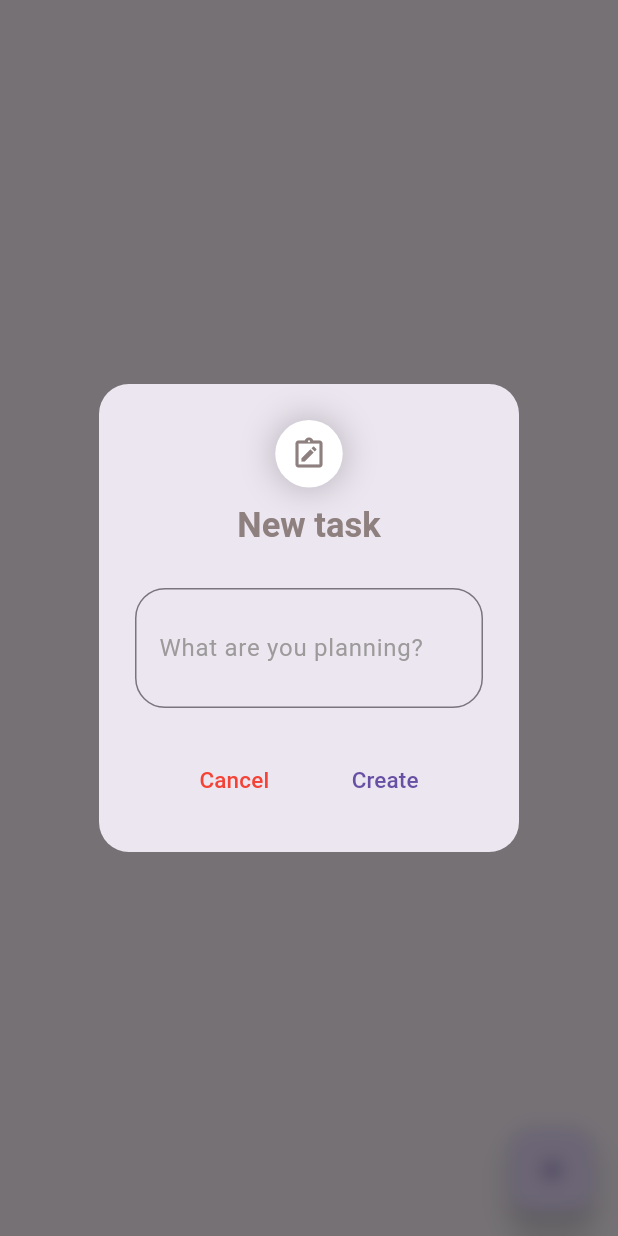
After one commit to Fahamin/todolist_flutter, a Flutter app: the screen it shows after launch, after a tap on the "add" icon, on a phone screen of 412 x 824 dp. The commit adds this screen. Run offline on Flutter 3.47's test engine with Material 3 defaults, Android fonts, the phone set to English and light mode, and no system bars; our stand-ins replace firebase_core, flutter_riverpod, flutter_screenutil, get, google_fonts, sqflite; accounts and stored records are empty.

Commit message:
design home page

```diff
--- a/lib/db/database_sqlite.dart
+++ b/lib/db/database_sqlite.dart
@@ -1,4 +1,3 @@
-
 import 'package:sqflite/sqflite.dart';
 import 'package:sqflite/sqflite.dart' as sql;
 import 'package:todolist_flutter/model/todo_model.dart';
@@ -12,7 +11,6 @@ class SQLHelper {
   static final Title = "title";
   static final createdAt = "createdAt";
   static final isComplete = "isComplete";
-
 
   static Future<void> createTables(sql.Database database) async {
     String createTableQuery = "CREATE TABLE " +
@@ -28,11 +26,8 @@ class SQLHelper {
         " BIT " +
         ")";
 
-
     await database.execute(createTableQuery);
-
   }
-
 
   static Future<sql.Database> db() async {
     var databasesPath = await getDatabasesPath();
@@ -45,11 +40,14 @@ class SQLHelper {
     );
   }
 
-  static Future<int> insertTodo(
-      String title,  int fav) async {
+   Future<int> insertTodo(String title, int fav) async {
     final db = await SQLHelper.db();
 
-    final data = {Title: title, createdAt: DateTime.now().toString(),  isComplete: fav};
+    final data = {
+      Title: title,
+      createdAt: DateTime.now().toString(),
+      isComplete: fav
+    };
     final id = await db.insert(NAME_TABLE, data,
         conflictAlgorithm: sql.ConflictAlgorithm.replace);
     return id;
@@ -59,10 +57,10 @@ class SQLHelper {
 
   Future<List<TodoModel>> getAllTodo() async {
     final db = await SQLHelper.db();
-    final List<Map<String, dynamic>> maps = await db.query(NAME_TABLE, orderBy: "id");
+    final List<Map<String, dynamic>> maps =
+        await db.query(NAME_TABLE, orderBy: "id");
 
     return List<TodoModel>.from(maps.map((map) => TodoModel.fromMap(map)));
-
   }
 
   // Read a single item by id
@@ -73,7 +71,7 @@ class SQLHelper {
   }
 
   // Update an item by id
-  static Future<int> updateTodo(int id, String title, int fav) async {
+  Future<int> updateTodo(int id, String title, int fav) async {
     final db = await SQLHelper.db();
 
     final data = {
@@ -88,7 +86,7 @@ class SQLHelper {
   }
 
   // Delete
-  static Future<void> deleteTodo(int id) async {
+  Future<void> deleteTodo(int id) async {
     final db = await SQLHelper.db();
     try {
       await db.delete(NAME_TABLE, where: "id = ?", whereArgs: [id]);
@@ -96,5 +94,4 @@ class SQLHelper {
       print("Something went wrong when deleting an item: $err");
     }
   }
-
 }
--- a/lib/main.dart
+++ b/lib/main.dart
@@ -1,6 +1,9 @@
 import 'package:firebase_core/firebase_core.dart';
 import 'package:flutter/material.dart';
 import 'package:flutter_riverpod/flutter_riverpod.dart';
+import 'package:get/get_navigation/src/root/get_material_app.dart';
+import 'package:todolist_flutter/providers/providers.dart';
+import 'package:todolist_flutter/routes/routes.dart';
 
 Future<void> main() async {
   WidgetsFlutterBinding.ensureInitialized();
@@ -8,11 +11,18 @@ Future<void> main() async {
   runApp(ProviderScope(child: MyApp()));
 }
 
-class MyApp extends StatelessWidget {
-  const MyApp({super.key});
 
+class MyApp extends ConsumerWidget {
   @override
-  Widget build(BuildContext context) {
-    return const Placeholder();
+  Widget build(BuildContext context,ref) {
+    final isLightTheme = ref.watch(themeProvider);
+
+    return GetMaterialApp(
+      // Remove the debug banner
+        debugShowCheckedModeBanner: false,
+        title: 'TODO',
+        theme: isLightTheme?ThemeData.light():ThemeData.dark(),
+        initialRoute: Routes.homePage,
+        getPages: appRoutes());
   }
 }
--- a/lib/providers/providers.dart
+++ b/lib/providers/providers.dart
@@ -2,5 +2,18 @@
 import 'package:flutter_riverpod/flutter_riverpod.dart';
 import 'package:sqflite/sqflite.dart';
 import 'package:todolist_flutter/db/database_sqlite.dart';
+import 'package:todolist_flutter/model/todo_model.dart';
 
 final databaseProvider = StateProvider((ref) => SQLHelper());
+
+final getAllTodoProvider = FutureProvider<List<TodoModel>>((ref) async {
+  return await SQLHelper().getAllTodo();
+});
+
+
+final titleTodoProvider = StateProvider<String>((ref) {
+  return '';
+});
+
+
+var themeProvider = StateProvider((ref) => true);
--- /dev/null
+++ b/lib/routes/routes.dart
@@ -0,0 +1,39 @@
+import 'package:get/get.dart';
+import 'package:todolist_flutter/screen/home_screen.dart';
+
+
+class Routes {
+  static String homePage = '/homepage';
+
+  static String splashScreen = '/splashScreen';
+
+  static String m3uPage = '/m3uPage';
+
+  static String playlist = '/playlist';
+
+  static String buildPage = '/buildPage';
+
+  static String iptv = '/iptv';
+
+  static String player = '/player';
+
+  static String player2 = '/player2';
+
+  static String nexusAddons = '/nexusAddons';
+
+  static String productPage = '/productPage';
+
+  static String favPage = '/favPage';
+}
+
+appRoutes() => [
+
+      // GetPage(name: Routes.splashScreen, page: () => SplashScreen()),
+      GetPage(
+        name: Routes.homePage,
+        page: () => HomeScreen(),
+        transition: Transition.leftToRightWithFade,
+        transitionDuration: Duration(milliseconds: 500),
+      ),
+
+    ];
--- a/lib/screen/home_screen.dart
+++ b/lib/screen/home_screen.dart
@@ -1,10 +1,82 @@
 import 'package:flutter/material.dart';
+import 'package:flutter_riverpod/flutter_riverpod.dart';
+import 'package:flutter_screenutil/flutter_screenutil.dart';
+import 'package:get/get.dart';
+import 'package:get/get_core/src/get_main.dart';
+import 'package:todolist_flutter/db/database_sqlite.dart';
+import 'package:todolist_flutter/widgets/todo_list_item.dart';
 
-class HomeScreen extends StatelessWidget {
+import '../providers/providers.dart';
+import '../widgets/todo_dialog.dart';
+
+class HomeScreen extends ConsumerStatefulWidget {
   const HomeScreen({super.key});
 
   @override
+  ConsumerState<HomeScreen> createState() => _HomeScreenState();
+}
+
+class _HomeScreenState extends ConsumerState<HomeScreen> {
+  @override
   Widget build(BuildContext context) {
-    return const Placeholder();
+    ScreenUtil.init(context);
+
+    var todos = ref.watch(getAllTodoProvider);
+    var db = ref.watch(databaseProvider);
+
+    return Scaffold(
+      body: Padding(
+        padding: const EdgeInsets.all(8.0),
+        child: Center(
+            child: todos.when(
+                data: (todos) {
+                  return ListView.builder(
+                    padding: const EdgeInsets.only(top: 10),
+                    physics: const BouncingScrollPhysics(),
+                    itemCount: todos.length,
+                    itemBuilder: (BuildContext context, int index) {
+                      final todo = todos.elementAt(index);
+
+                      return TodoListItem(
+                        model: todo,
+                        onTapCheckBox: () {
+                          db.updateTodo(
+                              todo.id, todo.title, todo.isComplete ? 0 : 1);
+                          ref.refresh(getAllTodoProvider);
+                        },
+                        onTapDelete: () {
+                          db.deleteTodo(todo.id);
+                          ref.refresh(getAllTodoProvider);
+                        },
+                      );
+                    },
+                  );
+                },
+                error: (error, r) => Center(child: Text("Error")),
+                loading: () {
+                  Center(child: CircularProgressIndicator());
+                })),
+      ),
+      floatingActionButton: FloatingActionButton(
+        onPressed: () {
+          showDialog(
+            barrierDismissible: false,
+            context: context,
+            builder: (context) {
+              return CustomdialogNewTodo(
+                onPressedCreate: () {
+                  final tile = ref.read(titleTodoProvider);
+                  if (tile.isNotEmpty) {
+                    db.insertTodo(tile, 0);
+                    Get.back();
+                  }
+                },
+              );
+            },
+          );
+        },
+        child: const Icon(Icons.add),
+      ),
+    );
   }
 }
--- /dev/null
+++ b/lib/widgets/todo_dialog.dart
@@ -0,0 +1,117 @@
+import 'dart:ui';
+
+import 'package:flutter/cupertino.dart';
+import 'package:flutter/material.dart';
+import 'package:flutter_riverpod/flutter_riverpod.dart';
+import 'package:google_fonts/google_fonts.dart';
+
+import '../providers/providers.dart';
+
+class CustomdialogNewTodo extends ConsumerWidget {
+  final void Function()? onPressedCreate;
+  const CustomdialogNewTodo({
+    Key? key,
+    required this.onPressedCreate,
+  }) : super(key: key);
+
+  @override
+  Widget build(BuildContext context, WidgetRef ref) {
+    // final textEditingController = TextEditingController();
+    final FocusNode focusNode = FocusNode();
+
+    return BackdropFilter(
+      filter: ImageFilter.blur(sigmaX: 6, sigmaY: 6),
+      child: AlertDialog(
+        shape: RoundedRectangleBorder(borderRadius: BorderRadius.circular(20)),
+        title: Column(
+          children: [
+            Container(
+              height: 45,
+              width: 45,
+              decoration: const BoxDecoration(
+                shape: BoxShape.circle,
+                boxShadow: [
+                  BoxShadow(
+                    color: Colors.black26,
+                    blurRadius: 20,
+                    spreadRadius: 0,
+                    offset: Offset(0, 0),
+                  )
+                ],
+                color: Colors.white,
+              ),
+              child: const Icon(
+                Icons.note_alt_outlined,
+                color: Color.fromARGB(255, 143, 128, 128),
+              ),
+            ),
+            Padding(
+              padding: const EdgeInsets.symmetric(vertical: 10.0),
+              child: Text(
+                'New task',
+                style: GoogleFonts.roboto(
+                  fontSize: 23,
+                  color: const Color.fromARGB(255, 143, 128, 128),
+                  fontWeight: FontWeight.bold,
+                ),
+              ),
+            ),
+          ],
+        ),
+        content: SizedBox(
+          height: 80,
+          child: TextField(
+            focusNode: focusNode,
+            maxLines: null,
+            expands: true,
+            style: GoogleFonts.roboto(
+              color: const Color.fromARGB(255, 128, 124, 124),
+            ),
+            keyboardType: TextInputType.multiline,
+            decoration: InputDecoration(
+              border: OutlineInputBorder(
+                borderRadius: BorderRadius.circular(20),
+              ),
+              filled: false,
+              hintText: 'What are you planning?',
+              hintStyle: GoogleFonts.roboto(
+                color: const Color(0xff9C9A9A),
+              ),
+            ),
+            // controller: textEditingController,
+            onChanged: (value) {
+              ref.read(titleTodoProvider.notifier).update((state) => value);
+            },
+            onTapOutside: (event) {
+              focusNode.unfocus();
+            },
+          ),
+        ),
+        actionsAlignment: MainAxisAlignment.spaceEvenly,
+        actions: <Widget>[
+          TextButton(
+            child: Text(
+              "Cancel",
+              style: GoogleFonts.roboto(
+                fontSize: 15,
+                color: Colors.red,
+              ),
+            ),
+            onPressed: () {
+              Navigator.of(context).pop();
+            },
+          ),
+          TextButton(
+            onPressed: onPressedCreate,
+            child: Text(
+              "Create",
+              style: GoogleFonts.roboto(
+                fontSize: 15,
+              ),
+            ),
+          ),
+        ],
+      ),
+    );
+  }
+}
--- a/lib/widgets/todo_list_item.dart
+++ b/lib/widgets/todo_list_item.dart
@@ -12,7 +12,7 @@ class TodoListItem extends StatelessWidget {
   final void Function() onTapDelete;
 
 
-  TodoListItem(this.model, this.onTapCheckBox, this.onTapDelete, {super.key});
+  TodoListItem({super.key, required this.model, required this.onTapCheckBox, required this.onTapDelete});
 
   @override
   Widget build(BuildContext context) {
```
